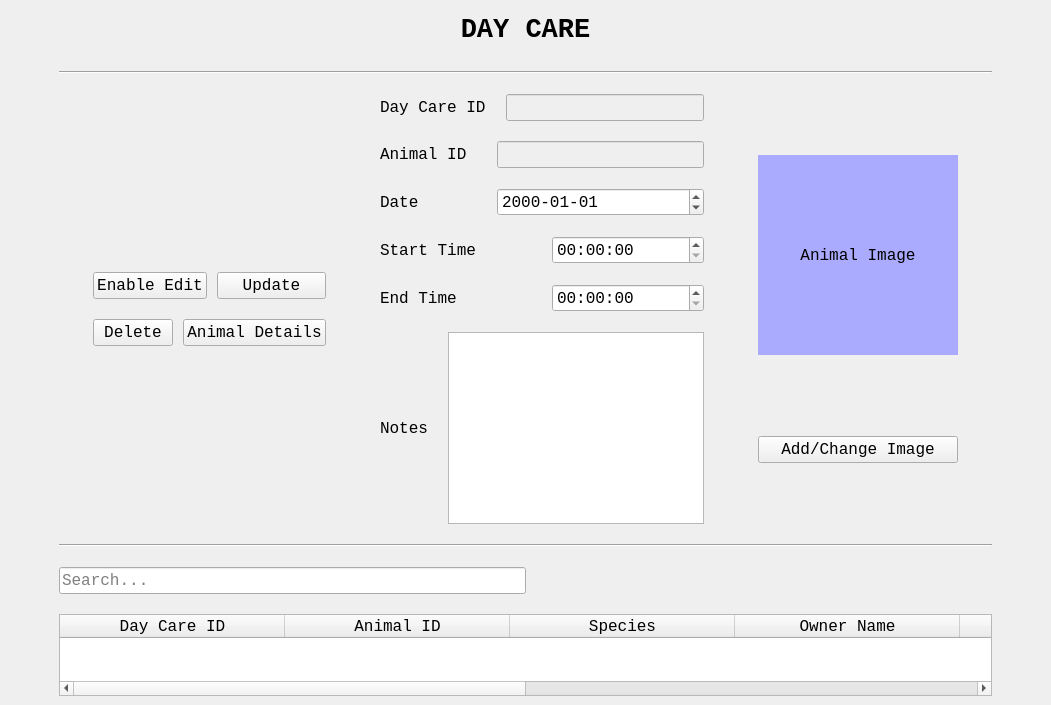
Old version of the form DayCareUI.ui in the repository ASNaeem/Simple-VCMS.
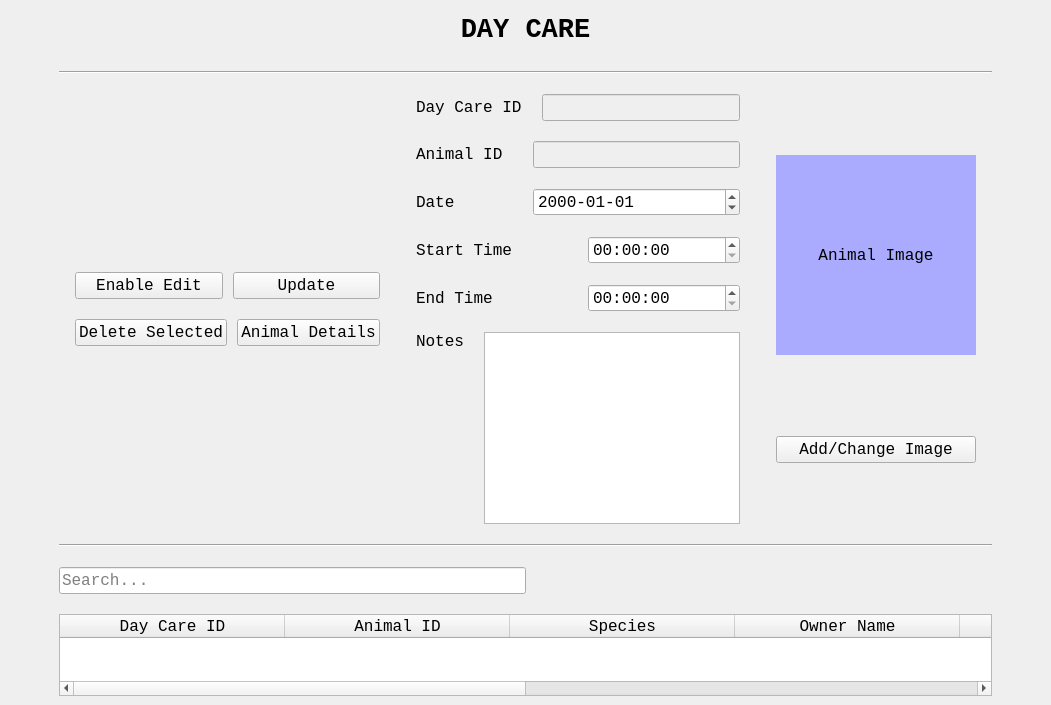
New version of the form.

Commit message: day care populate ongoing

```diff
--- a/DayCareUI.ui
+++ b/DayCareUI.ui
@@ -159,7 +159,7 @@
                <cursorShape>PointingHandCursor</cursorShape>
               </property>
               <property name="text">
-               <string>Delete</string>
+               <string>Delete Selected</string>
               </property>
              </widget>
             </item>
@@ -233,7 +233,7 @@
              </widget>
             </item>
             <item>
-             <widget class="QLineEdit" name="line_care_hour">
+             <widget class="QLineEdit" name="line_care_id">
               <property name="enabled">
                <bool>false</bool>
               </property>
@@ -263,7 +263,7 @@
              </widget>
             </item>
             <item>
-             <widget class="QLineEdit" name="line_care_id">
+             <widget class="QLineEdit" name="line_animal_id">
               <property name="enabled">
                <bool>false</bool>
               </property>
@@ -374,6 +374,9 @@
               <property name="text">
                <string>Notes</string>
               </property>
+              <property name="alignment">
+               <set>Qt::AlignLeading|Qt::AlignLeft|Qt::AlignTop</set>
+              </property>
              </widget>
             </item>
             <item>
```
Left out of the diff: 2 changed lines with no effect on the pictures. The commit also changes 3 other files.
